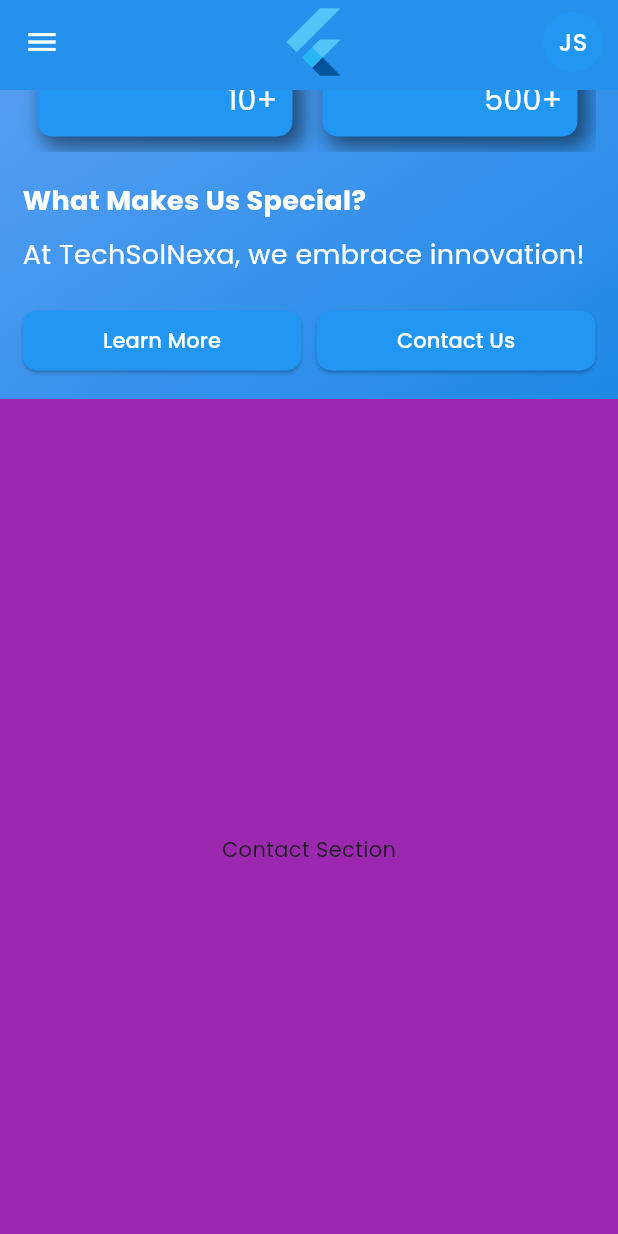
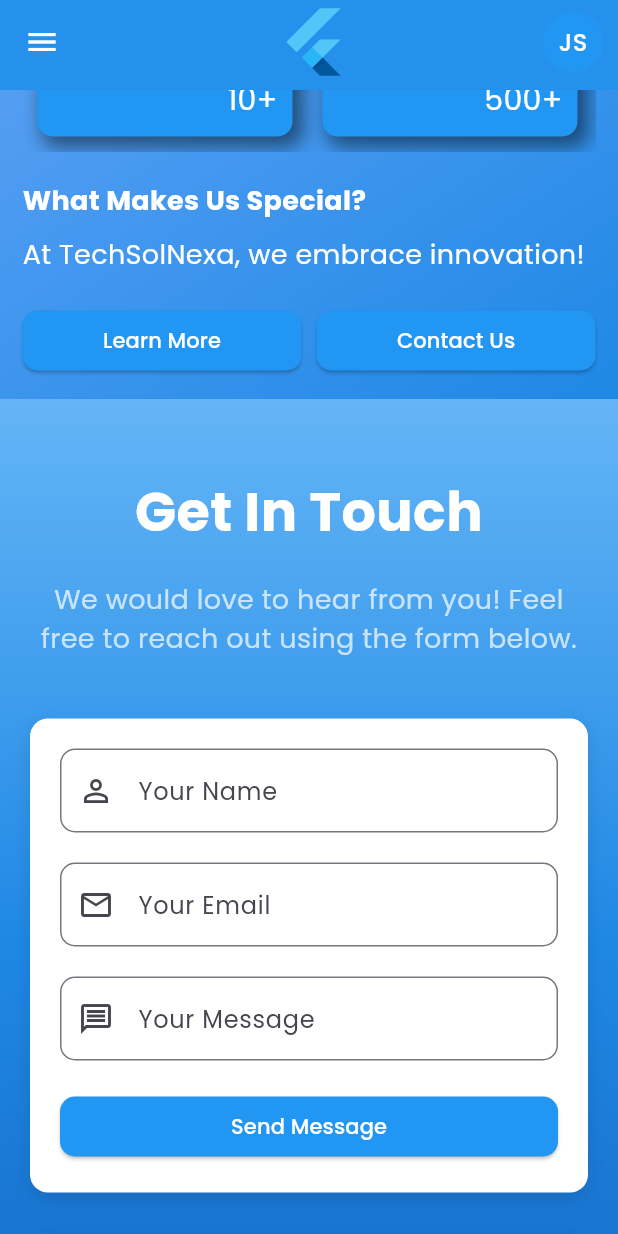
Before and after one commit to SoftEngAliijaz/flutter_responsive_web, a Flutter app: the HomeScreen screen opened directly, scrolled down 1152 dp, on a phone screen of 412 x 824 dp. Run offline on Flutter 3.47's test engine with Material 3 defaults, Android fonts, the phone set to English and light mode, and no system bars; drawn by our look-alikes of animated_text_kit; our stand-ins replace cached_network_image, google_fonts, responsive_framework.

Commit message:
Add ContactViewSection and enhance text fields with maxLines property for better input handling

```diff
--- a/lib/screens/auth/login_screen.dart
+++ b/lib/screens/auth/login_screen.dart
@@ -74,11 +74,13 @@ class LogInScreen extends StatelessWidget {
             ),
             const SizedBox(height: 30),
             const CustomTextField(
+              maxLines: 1,
               hintText: 'Email',
               prefixIcon: Icons.mail_outline,
             ),
             const SizedBox(height: 20),
             const CustomTextField(
+              maxLines: 1,
               hintText: 'Password',
               prefixIcon: Icons.lock_outline,
             ),
@@ -178,11 +180,13 @@ class LogInScreen extends StatelessWidget {
           ),
           const SizedBox(height: 30),
           const CustomTextField(
+            maxLines: 1,
             hintText: 'Email',
             prefixIcon: Icons.mail_outline,
           ),
           const SizedBox(height: 20),
           const CustomTextField(
+            maxLines: 1,
             hintText: 'Password',
             prefixIcon: Icons.lock_outline,
           ),
--- a/lib/screens/auth/sign_up_screen.dart
+++ b/lib/screens/auth/sign_up_screen.dart
@@ -93,16 +93,19 @@ class SignUpScreen extends StatelessWidget {
             ),
             const SizedBox(height: 20),
             const CustomTextField(
+              maxLines: 1,
               hintText: 'Email',
               prefixIcon: Icons.mail_outline,
             ),
             const SizedBox(height: 20),
             const CustomTextField(
+              maxLines: 1,
               hintText: 'Password',
               prefixIcon: Icons.lock_outline,
             ),
             const SizedBox(height: 20),
             const CustomTextField(
+              maxLines: 1,
               hintText: 'Confirm Password',
               prefixIcon: Icons.lock_outline,
             ),
@@ -172,16 +175,19 @@ class SignUpScreen extends StatelessWidget {
             ),
             const SizedBox(height: 20),
             const CustomTextField(
+              maxLines: 1,
               hintText: 'Email',
               prefixIcon: Icons.mail_outline,
             ),
             const SizedBox(height: 20),
             const CustomTextField(
+              maxLines: 1,
               hintText: 'Password',
               prefixIcon: Icons.lock_outline,
             ),
             const SizedBox(height: 20),
             const CustomTextField(
+              maxLines: 1,
               hintText: 'Confirm Password',
               prefixIcon: Icons.lock_outline,
             ),
--- a/lib/screens/main/home_screen.dart
+++ b/lib/screens/main/home_screen.dart
@@ -1,5 +1,6 @@
 import 'package:flutter/material.dart';
 import 'package:flutter_responsive_web/screens/view_sections/about_view_section.dart';
+import 'package:flutter_responsive_web/screens/view_sections/contact_view_section.dart';
 import 'package:flutter_responsive_web/screens/view_sections/home_view_section.dart';
 import 'package:flutter_responsive_web/widgets/custom_app_bar.dart';
 import 'package:flutter_responsive_web/widgets/custom_drawer.dart';
@@ -51,12 +52,7 @@ class _HomeScreenState extends State<HomeScreen> {
               AboutViewSection(divKey: sectionKeys[1]),
 
               /// Contact Section
-              Container(
-                key: sectionKeys[2],
-                height: 600,
-                color: Colors.purple,
-                child: Center(child: Text('Contact Section')),
-              ),
+              ContactViewSection(divKey: sectionKeys[2]),
 
               /// Privacy Section
               Container(
--- /dev/null
+++ b/lib/screens/view_sections/contact_view_section.dart
@@ -0,0 +1,148 @@
+import 'package:flutter/material.dart';
+import 'package:flutter_responsive_web/widgets/custom_button.dart';
+import 'package:flutter_responsive_web/widgets/custom_text_field.dart';
+import 'package:responsive_framework/responsive_framework.dart';
+
+class ContactViewSection extends StatelessWidget {
+  final Key? divKey;
+
+  const ContactViewSection({
+    super.key,
+    required this.divKey,
+  });
+
+  @override
+  Widget build(BuildContext context) {
+    final isResponsive = ResponsiveBreakpoints.of(context).largerThan(TABLET);
+
+    return Container(
+      key: divKey,
+      padding: EdgeInsets.symmetric(
+          vertical: 50, horizontal: isResponsive ? 40 : 20),
+      decoration: BoxDecoration(
+        gradient: LinearGradient(
+          colors: [
+            Colors.blue.shade300,
+            Colors.blue.shade600,
+            Colors.blue.shade800,
+          ],
+          begin: Alignment.topCenter,
+          end: Alignment.bottomCenter,
+        ),
+      ),
+      child: Column(
+        crossAxisAlignment: CrossAxisAlignment.center,
+        children: [
+          Text(
+            'Get In Touch',
+            style: TextStyle(
+              fontSize: isResponsive ? 40 : 36,
+              fontWeight: FontWeight.bold,
+              color: Colors.white,
+            ),
+            textAlign: TextAlign.center,
+          ),
+          const SizedBox(height: 20),
+          Text(
+            'We would love to hear from you! Feel free to reach out using the form below.',
+            style: TextStyle(
+                fontSize: isResponsive ? 20 : 18, color: Colors.white70),
+            textAlign: TextAlign.center,
+          ),
+          const SizedBox(height: 40),
+          isResponsive
+              ? Row(
+                  mainAxisAlignment: MainAxisAlignment.center,
+                  children: [
+                    Expanded(child: _buildContactForm(isResponsive)),
+                    const SizedBox(width: 40),
+                    Expanded(child: _buildContactInfo(isResponsive)),
+                  ],
+                )
+              : Column(
+                  children: [
+                    _buildContactForm(isResponsive),
+                    const SizedBox(height: 30),
+                    _buildContactInfo(isResponsive),
+                  ],
+                ),
+        ],
+      ),
+    );
+  }
+
+  Widget _buildContactForm(bool isResponsive) {
+    return Container(
+      width: isResponsive ? 500 : double.infinity,
+      padding: const EdgeInsets.all(20),
+      decoration: BoxDecoration(
+        color: Colors.white,
+        borderRadius: BorderRadius.circular(12),
+        boxShadow: [
+          BoxShadow(
+            color: Colors.black.withOpacity(0.1),
+            blurRadius: 10,
+            offset: const Offset(0, 4),
+          ),
+        ],
+      ),
+      child: Column(
+        crossAxisAlignment: CrossAxisAlignment.start,
+        children: [
+          CustomTextField(
+            hintText: 'Your Name',
+            prefixIcon: Icons.person_outline,
+          ),
+          const SizedBox(height: 20),
+          CustomTextField(
+            hintText: 'Your Email',
+            prefixIcon: Icons.email_outlined,
+          ),
+          const SizedBox(height: 20),
+          CustomTextField(
+            hintText: 'Your Message',
+            prefixIcon: Icons.message_outlined,
+          ),
+          const SizedBox(height: 20),
+          SizedBox(
+              width: double.infinity,
+              child: CustomButton(title: 'Send Message', onPressed: () {})),
+        ],
+      ),
+    );
+  }
+
+  Widget _buildContactInfo(bool isResponsive) {
+    return Container(
+      width: isResponsive ? 300 : double.infinity,
+      padding: const EdgeInsets.all(20),
+      decoration: BoxDecoration(
+        color: Colors.white,
+        borderRadius: BorderRadius.circular(12),
+        boxShadow: [
+          BoxShadow(
+            color: Colors.black.withOpacity(0.1),
+            blurRadius: 10,
+            offset: const Offset(0, 4),
+          ),
+        ],
+      ),
+      child: Column(
+        crossAxisAlignment: CrossAxisAlignment.start,
+        children: [
+          Text(
+            'You can also reach us at:',
+            style:
+                TextStyle(fontSize: isResponsive ? 20 : 18, color: Colors.teal),
+          ),
+          const SizedBox(height: 10),
+          Text(
+            'Email: contact@example.com | Phone: +123 456 7890',
+            style: TextStyle(
+                fontSize: isResponsive ? 16 : 14, color: Colors.black),
+          ),
+        ],
+      ),
+    );
+  }
+}
--- a/lib/screens/view_sections/home_view_section.dart
+++ b/lib/screens/view_sections/home_view_section.dart
@@ -51,6 +51,7 @@ class _HomeViewSectionState extends State<HomeViewSection> {
                     child: CustomTextField(
                       hintText: 'Search',
                       prefixIcon: Icons.search_outlined,
+                      maxLines: 1,
                     ),
                   ),
                   const SizedBox(width: 10.0),
@@ -69,6 +70,7 @@ class _HomeViewSectionState extends State<HomeViewSection> {
               CustomTextField(
                 hintText: 'Search',
                 prefixIcon: Icons.search_outlined,
+                maxLines: 1,
               ),
             ],
             const SizedBox(height: 20.0),
--- a/lib/widgets/custom_button.dart
+++ b/lib/widgets/custom_button.dart
@@ -7,7 +7,7 @@ class CustomButton extends StatelessWidget {
   const CustomButton({
     super.key,
     required this.title,
-    this.onPressed,
+    required this.onPressed,
   });
 
   @override
--- a/lib/widgets/custom_text_field.dart
+++ b/lib/widgets/custom_text_field.dart
@@ -3,20 +3,25 @@ import 'package:flutter/material.dart';
 class CustomTextField extends StatelessWidget {
   final String hintText;
   final IconData prefixIcon;
+  final int? maxLines;
 
   const CustomTextField({
     super.key,
     required this.hintText,
     required this.prefixIcon,
+    this.maxLines,
   });
 
   @override
   Widget build(BuildContext context) {
-    return TextFormField(
+    return TextField(
+      maxLines: maxLines ?? 1,
       decoration: InputDecoration(
-        border: OutlineInputBorder(borderRadius: BorderRadius.circular(10.0)),
         hintText: hintText,
         prefixIcon: Icon(prefixIcon),
+        border: OutlineInputBorder(
+          borderRadius: BorderRadius.circular(10.0),
+        ),
       ),
     );
   }
```
